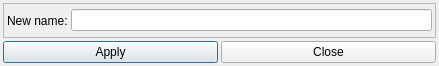
ZBTech000/Stream, file Stream/DialogRename.ui: the form before one commit.
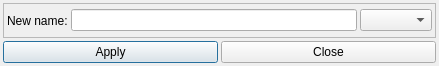
The form after the commit.

The edit to the form file:
```diff
--- a/Stream/DialogRename.ui
+++ b/Stream/DialogRename.ui
@@ -75,6 +75,9 @@
       <item>
        <widget class="QLineEdit" name="lineEditName"/>
       </item>
+      <item>
+       <widget class="QComboBox" name="comboBoxExtension"/>
+      </item>
      </layout>
     </widget>
    </item>
```
